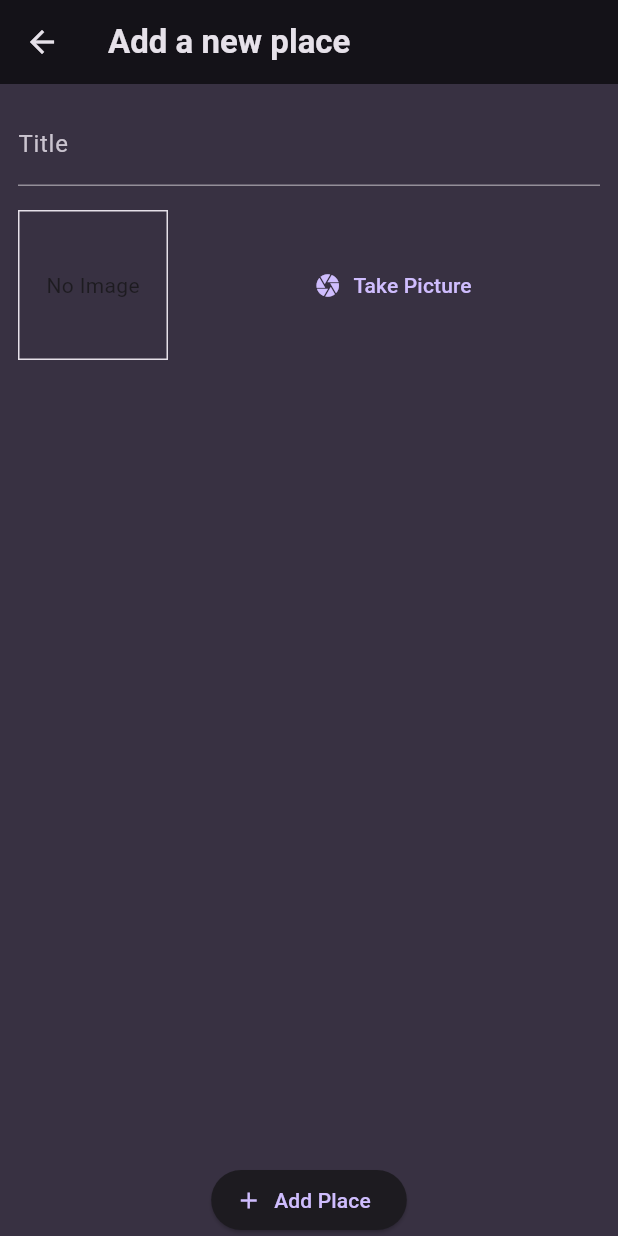
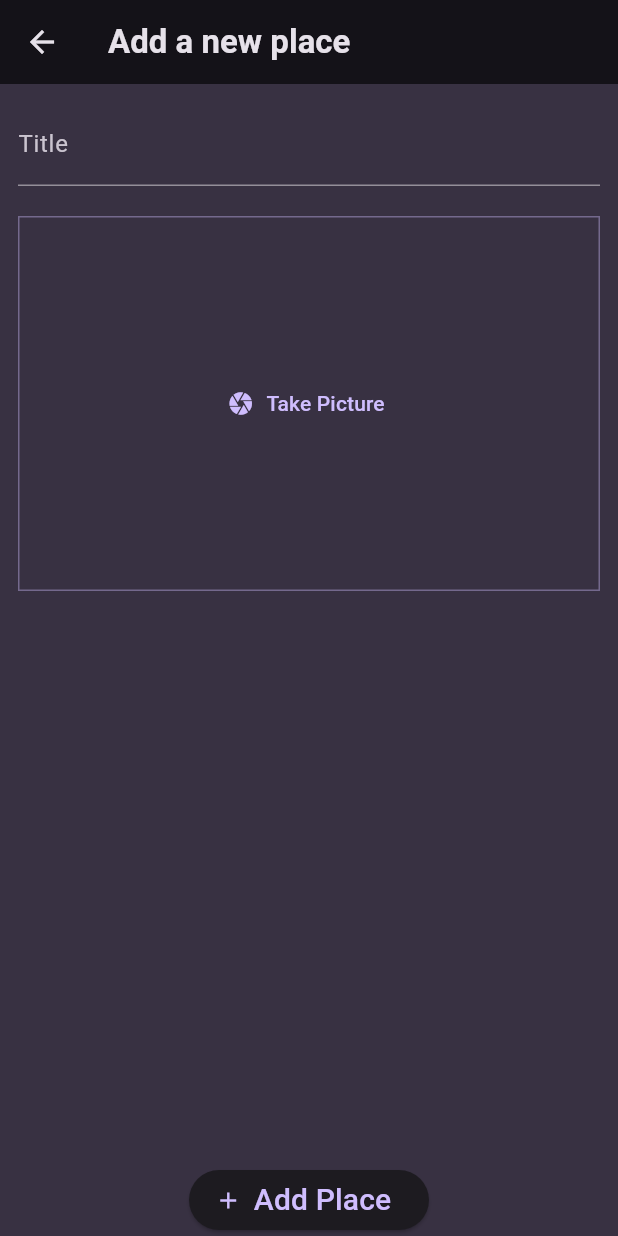
Before and after one commit to KrishKoria/Favourite-Places, a Flutter app: the AddPlace screen opened by its route, on a phone screen of 412 x 824 dp. Run offline on Flutter 3.47's test engine with Material 3 defaults, Android fonts, the phone set to English and light mode, and no system bars; our stand-ins replace flutter_riverpod, google_fonts.

Commit message:
changed add places to show an image picker area, created an image input widget

```diff
--- a/lib/screens/add_place.dart
+++ b/lib/screens/add_place.dart
@@ -1,4 +1,5 @@
 import 'package:favourite_places_app/providers/user_places.dart';
+import 'package:favourite_places_app/widgets/image_input.dart';
 import 'package:flutter/material.dart';
 import 'package:flutter_riverpod/flutter_riverpod.dart';
 
@@ -47,43 +48,23 @@ class _AddPlaceState extends ConsumerState<AddPlace> {
                         color: Theme.of(context).colorScheme.onBackground),
                   ),
                   const SizedBox(
-                    height: 16.0,
+                    height: 20.0,
                   ),
-                  Row(
-                    children: [
-                      Container(
-                        width: 100.0,
-                        height: 100.0,
-                        decoration: BoxDecoration(
-                          border: Border.all(
-                            width: 1.0,
-                            color: Theme.of(context).colorScheme.onBackground,
-                          ),
-                        ),
-                        child: const Center(
-                          child: Text('No Image'),
-                        ),
-                      ),
-                      const SizedBox(
-                        width: 16.0,
-                      ),
-                      Expanded(
-                        child: TextButton.icon(
-                          onPressed: () {},
-                          icon: const Icon(Icons.camera),
-                          label: const Text('Take Picture'),
-                        ),
-                      ),
-                    ],
-                  ),
+                  const ImageInput(),
                 ],
               ),
             ),
           ),
-          ElevatedButton.icon(
-            onPressed: _savePlace,
-            icon: const Icon(Icons.add),
-            label: const Text('Add Place'),
+          SizedBox(
+            width: 160,
+            child: ElevatedButton.icon(
+              onPressed: _savePlace,
+              icon: const Icon(Icons.add),
+              label: const Text(
+                'Add Place',
+                style: TextStyle(fontSize: 20),
+              ),
+            ),
           ),
         ],
       ),
--- /dev/null
+++ b/lib/widgets/image_input.dart
@@ -0,0 +1,30 @@
+import 'package:flutter/material.dart';
+
+class ImageInput extends StatefulWidget {
+  const ImageInput({super.key});
+  @override
+  State<ImageInput> createState() => _ImageInputState();
+}
+
+class _ImageInputState extends State<ImageInput> {
+  void _takePicture() {}
+  @override
+  Widget build(BuildContext context) {
+    return Container(
+      decoration: BoxDecoration(
+        border: Border.all(
+          color: Theme.of(context).colorScheme.primary.withOpacity(0.4),
+          width: 1,
+        ),
+      ),
+      height: 250,
+      width: double.infinity,
+      alignment: Alignment.center,
+      child: TextButton.icon(
+        icon: const Icon(Icons.camera),
+        label: const Text("Take Picture"),
+        onPressed: _takePicture,
+      ),
+    );
+  }
+}
```
